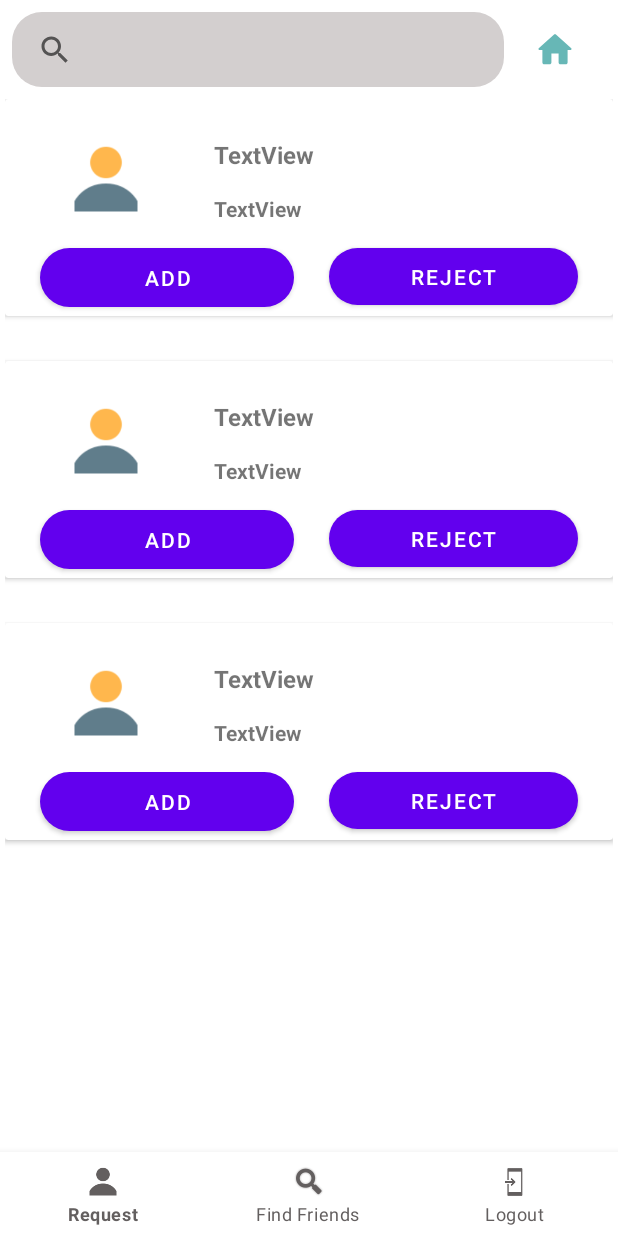
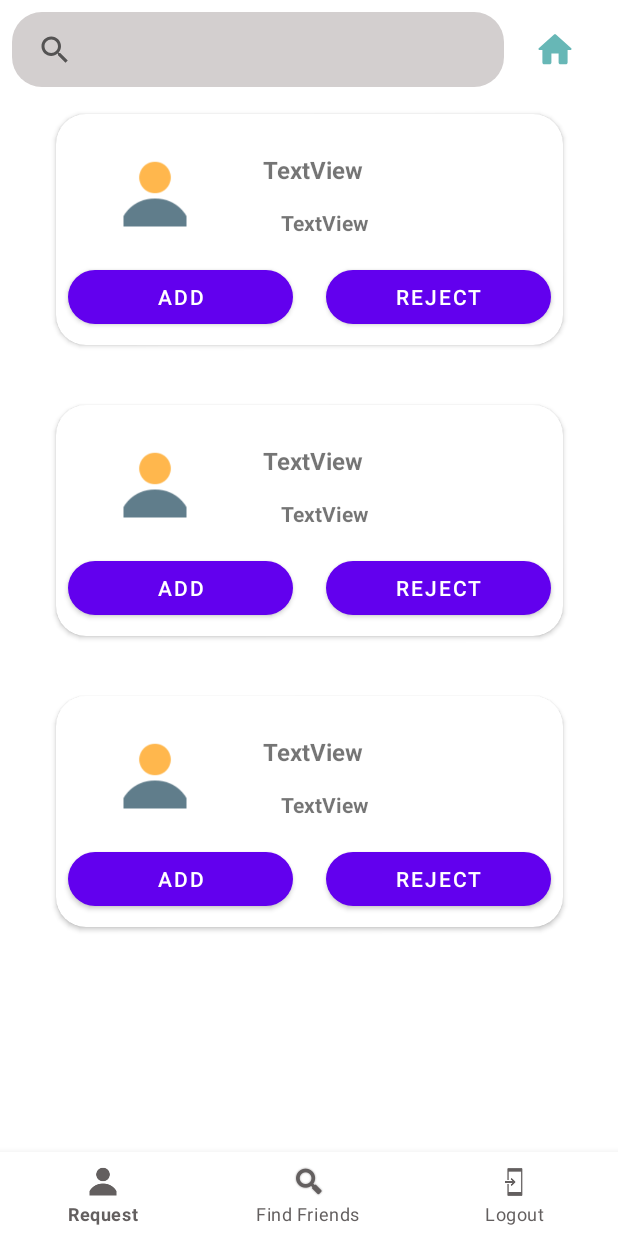
Before and after one commit to bajpaiNikhil/TestChatApp, an Android app: the layout fragment_request.xml on its own in the app's theme, with its tools: preview values and no code run, on a phone screen of 412 x 824 dp. Run offline under Robolectric (Android 15) with nearby library versions, the phone set to English and light mode, and no system bars.

Commit message:
25/08/21 Y Changes - UI(Card View - user global llist and small adjustments to fragment_request.xml)

```diff
--- a/app/src/main/res/layout/fragment_request.xml
+++ b/app/src/main/res/layout/fragment_request.xml
@@ -47,13 +47,11 @@
 
     <androidx.recyclerview.widget.RecyclerView
         android:id="@+id/requestRecyclerView"
-        android:layout_width="405dp"
-        android:layout_height="509dp"
-        android:layout_marginStart="8dp"
+        android:layout_width="358dp"
+        android:layout_height="567dp"
         android:layout_marginTop="8dp"
-        android:layout_marginEnd="8dp"
-        app:layout_constraintEnd_toEndOf="parent"
-        app:layout_constraintStart_toStartOf="parent"
+        app:layout_constraintEnd_toEndOf="@+id/linearLayout2"
+        app:layout_constraintStart_toStartOf="@+id/linearLayout2"
         app:layout_constraintTop_toBottomOf="@+id/linearLayout2"
         tools:listitem="@layout/item_request" />
 
--- a/app/src/main/res/layout/fragment_user.xml
+++ b/app/src/main/res/layout/fragment_user.xml
@@ -51,12 +51,9 @@
         android:id="@+id/userRecyclerView"
         android:layout_width="358dp"
         android:layout_height="567dp"
-        android:layout_marginStart="8dp"
         android:layout_marginTop="8dp"
-        android:layout_marginEnd="8dp"
-        app:layout_constraintEnd_toEndOf="parent"
-        app:layout_constraintHorizontal_bias="0.5"
-        app:layout_constraintStart_toStartOf="parent"
+        app:layout_constraintEnd_toEndOf="@+id/linearLayout2"
+        app:layout_constraintStart_toStartOf="@+id/linearLayout2"
         app:layout_constraintTop_toBottomOf="@+id/linearLayout2"
         tools:listitem="@layout/item_user">
 
--- a/app/src/main/res/layout/item_request.xml
+++ b/app/src/main/res/layout/item_request.xml
@@ -4,7 +4,11 @@
     xmlns:tools="http://schemas.android.com/tools"
     android:layout_width="match_parent"
     android:layout_height="wrap_content"
-    android:layout_marginBottom="30dp">
+    android:layout_marginStart="10dp"
+    android:layout_marginTop="10dp"
+    android:layout_marginEnd="10dp"
+    android:layout_marginBottom="30dp"
+    app:cardCornerRadius="20dp">
 
     <androidx.constraintlayout.widget.ConstraintLayout
         android:layout_width="match_parent"
@@ -14,7 +18,7 @@
             android:id="@+id/imageView"
             android:layout_width="80dp"
             android:layout_height="56dp"
-            android:layout_marginStart="27dp"
+            android:layout_marginStart="26dp"
             android:layout_marginTop="26dp"
             app:layout_constraintStart_toStartOf="parent"
             app:layout_constraintTop_toTopOf="parent"
@@ -22,49 +26,52 @@
 
         <TextView
             android:id="@+id/requestMessage"
-            android:layout_width="0dp"
+            android:layout_width="wrap_content"
             android:layout_height="wrap_content"
-            android:layout_marginStart="32dp"
+            android:layout_marginStart="16dp"
             android:layout_marginTop="15dp"
+            android:layout_marginBottom="1dp"
             android:text="TextView"
             android:textSize="14sp"
             android:textStyle="bold"
-            app:layout_constraintEnd_toEndOf="parent"
-            app:layout_constraintHorizontal_bias="0.0"
-            app:layout_constraintStart_toEndOf="@+id/imageView"
+            app:layout_constraintBottom_toBottomOf="@+id/imageView"
+            app:layout_constraintEnd_toEndOf="@+id/senderNameTv"
+            app:layout_constraintStart_toStartOf="@+id/senderNameTv"
             app:layout_constraintTop_toBottomOf="@+id/senderNameTv" />
 
         <Button
             android:id="@+id/requestAddButton"
-            android:layout_width="169dp"
-            android:layout_height="51dp"
-            android:layout_marginTop="11dp"
+            android:layout_width="150dp"
+            android:layout_height="48dp"
+            android:layout_marginStart="8dp"
+            android:layout_marginTop="16dp"
+            android:layout_marginBottom="8dp"
             android:text="add"
             app:cornerRadius="60dp"
-            app:layout_constraintEnd_toStartOf="@+id/requestRejectButton"
-            app:layout_constraintHorizontal_bias="0.5"
+            app:layout_constraintBottom_toBottomOf="parent"
             app:layout_constraintStart_toStartOf="parent"
-            app:layout_constraintTop_toBottomOf="@+id/imageView" />
+            app:layout_constraintTop_toBottomOf="@+id/requestMessage" />
 
         <Button
             android:id="@+id/requestRejectButton"
-            android:layout_width="166dp"
-            android:layout_height="50dp"
+            android:layout_width="150dp"
+            android:layout_height="48dp"
+            android:layout_marginEnd="8dp"
             android:text="reject"
             app:cornerRadius="60dp"
+            app:layout_constraintBottom_toBottomOf="@+id/requestAddButton"
             app:layout_constraintEnd_toEndOf="parent"
-            app:layout_constraintHorizontal_bias="0.5"
-            app:layout_constraintStart_toEndOf="@+id/requestAddButton"
             app:layout_constraintTop_toTopOf="@+id/requestAddButton" />
 
         <TextView
             android:id="@+id/senderNameTv"
             android:layout_width="wrap_content"
             android:layout_height="wrap_content"
+            android:layout_marginStart="32dp"
             android:text="TextView"
             android:textSize="16sp"
             android:textStyle="bold"
-            app:layout_constraintStart_toStartOf="@+id/requestMessage"
+            app:layout_constraintStart_toEndOf="@+id/imageView"
             app:layout_constraintTop_toTopOf="@+id/imageView" />
     </androidx.constraintlayout.widget.ConstraintLayout>
 </androidx.cardview.widget.CardView>
--- a/app/src/main/res/layout/item_user.xml
+++ b/app/src/main/res/layout/item_user.xml
@@ -5,8 +5,12 @@
     android:id="@+id/layoutUser"
     android:layout_width="match_parent"
     android:layout_height="wrap_content"
+    android:layout_marginStart="10dp"
+    android:layout_marginTop="10dp"
+    android:layout_marginEnd="10dp"
     android:layout_marginBottom="10dp"
-    android:orientation="vertical">
+    android:orientation="vertical"
+    app:cardCornerRadius="20dp">
 
     <androidx.constraintlayout.widget.ConstraintLayout
         android:layout_width="match_parent"
```
